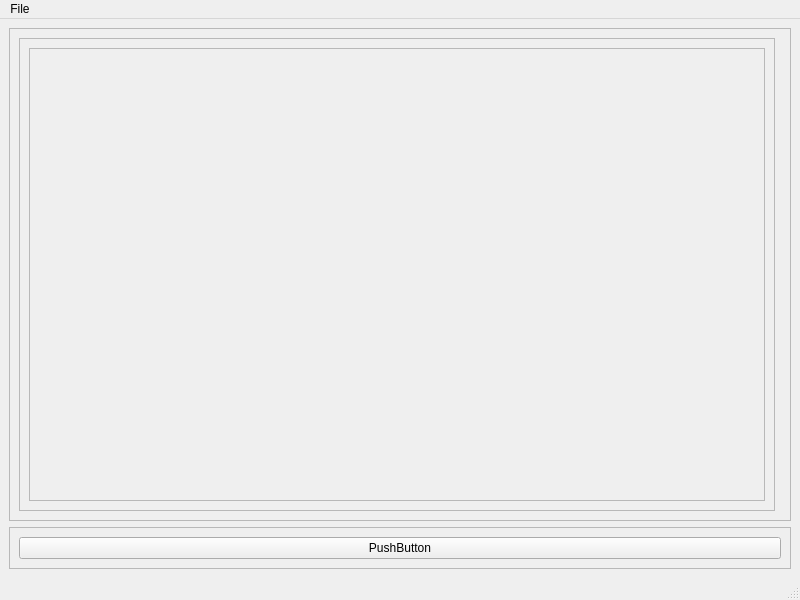
This is braviz/interaction/qt_guis/sample_overview.ui in diego0020/braviz-app as Qt 5 draws it before an edit. The edited form follows.
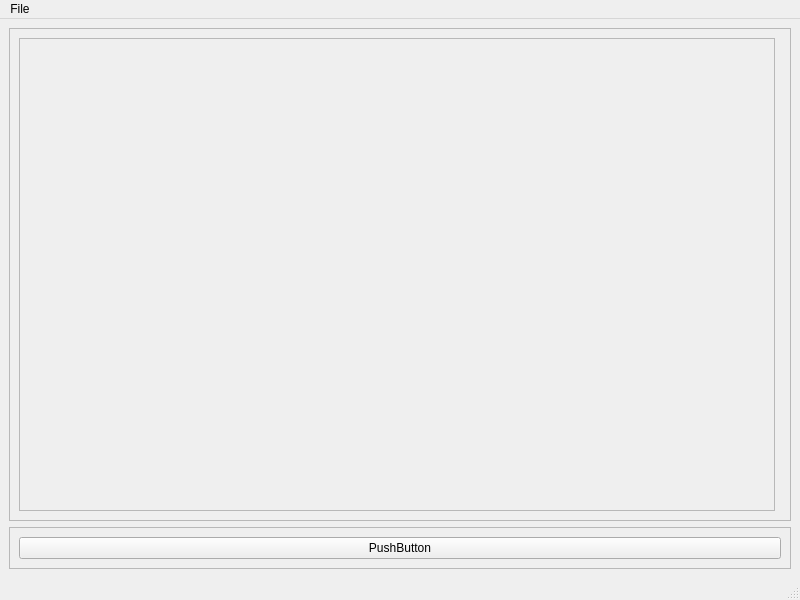
This is the edited form.

Commit message: improved skeleton of sample overview start refactoring matplotlib widget

The edit to the form file:
```diff
--- a/braviz/interaction/qt_guis/sample_overview.ui
+++ b/braviz/interaction/qt_guis/sample_overview.ui
@@ -44,22 +44,11 @@
            <rect>
             <x>0</x>
             <y>0</y>
-            <width>744</width>
-            <height>450</height>
+            <width>735</width>
+            <height>442</height>
            </rect>
           </property>
-          <layout class="QGridLayout" name="gridLayout_2">
-           <item row="0" column="0">
-            <widget class="QFrame" name="inside_frame">
-             <property name="frameShape">
-              <enum>QFrame::StyledPanel</enum>
-             </property>
-             <property name="frameShadow">
-              <enum>QFrame::Raised</enum>
-             </property>
-            </widget>
-           </item>
-          </layout>
+          <layout class="QGridLayout" name="gridLayout_2"/>
          </widget>
         </widget>
        </item>
```
Left out of the diff: 2 changed lines with no effect on the pictures. The commit also changes 4 other files.
